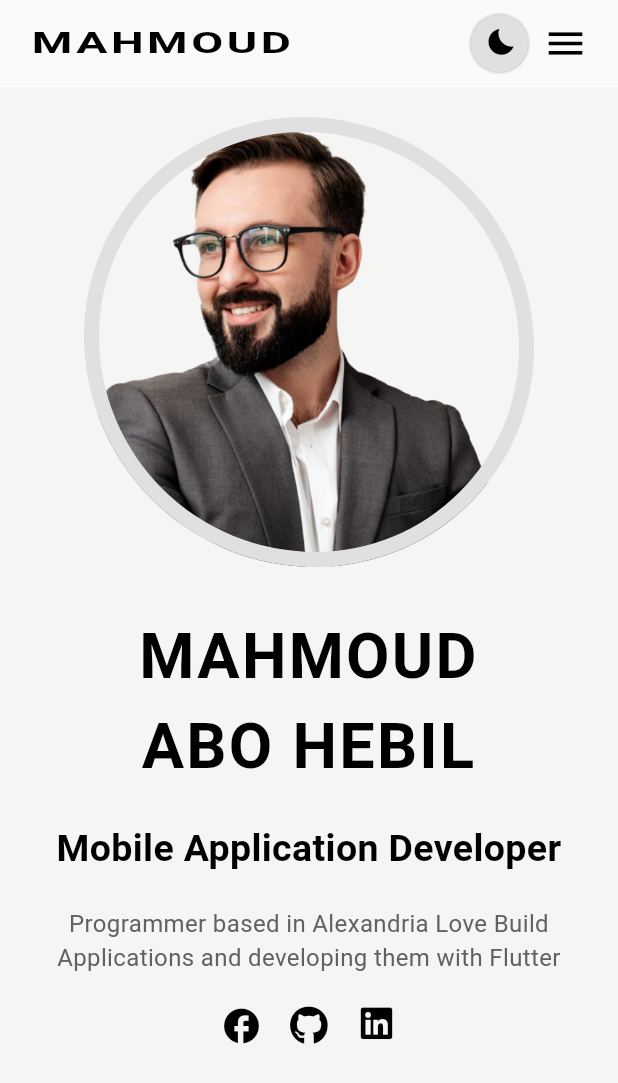
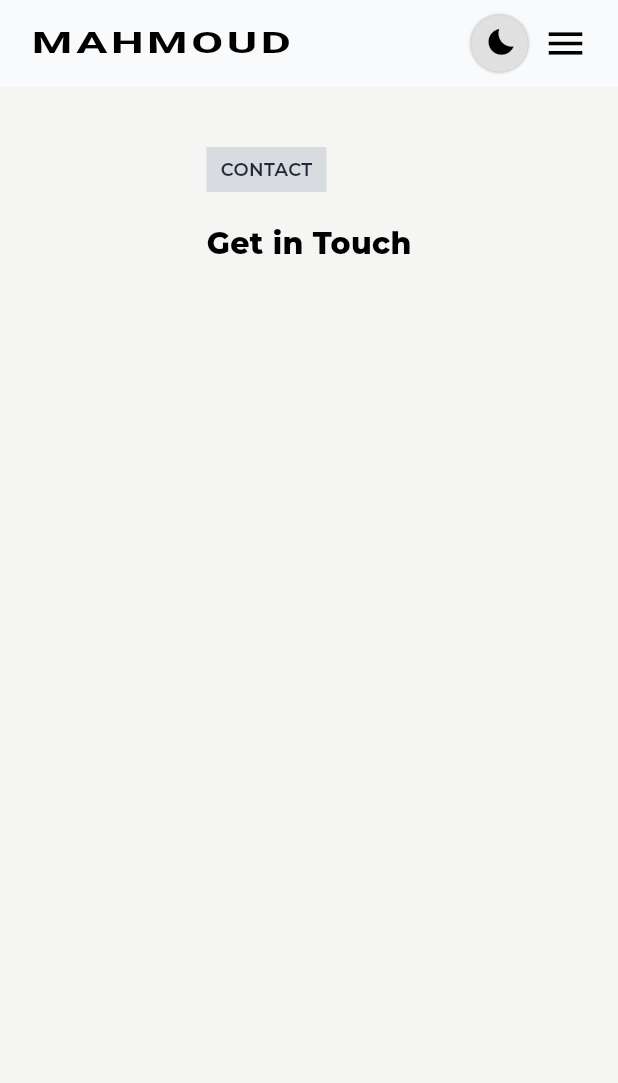
Before and after one commit to MahmoudAboHebil/my_portfolio_web_flutter, a Flutter app: the screen it shows after launch, on a phone screen of 412 x 824 dp. Shown: the top 1083 px of the screen. Run offline on Flutter 3.47's test engine with Material 3 defaults, Android fonts, the phone set to English and light mode, and no system bars; drawn by our look-alikes of animated_text_kit; our stand-ins replace font_awesome_flutter, get_it, google_fonts, percent_indicator; missing offline and left inert: mapbox_gl.

Commit message:
creating new page (contact )

```diff
--- a/lib/components/section_title/section_title.dart
+++ b/lib/components/section_title/section_title.dart
@@ -17,13 +17,14 @@ class SectionTitle extends StatelessWidget {
         Container(
           color: Color(0xffd8dbe0),
           height: 30,
-          width: boxTitle == 'PORTFOLIO' ? 80 : 60,
+          width: boxTitle == 'PORTFOLIO' || boxTitle == 'CONTACT' ? 80 : 60,
           alignment: Alignment.center,
           padding: EdgeInsets.all(0),
           child: Text(
             boxTitle,
             style: GoogleFonts.montserrat(
-              color: Colors.black,
+              color: Color(0xff1f2937),
+              fontWeight: FontWeight.w600,
               fontSize: 12,
             ),
           ),
@@ -34,10 +35,10 @@ class SectionTitle extends StatelessWidget {
         Text(
           title,
           style: GoogleFonts.montserrat(
-              color: Colors.black,
-              fontSize: fontSize,
-              fontWeight: FontWeight.bold,
-              decorationThickness: BorderSide.strokeAlignOutside),
+            color: Colors.black,
+            fontSize: fontSize,
+            fontWeight: FontWeight.w800,
+          ),
         ),
       ],
     );
--- a/lib/main.dart
+++ b/lib/main.dart
@@ -36,7 +36,7 @@ class _MyAppState extends State<MyApp> {
         return HomePage(child!);
       },
       onGenerateRoute: generateRoute,
-      initialRoute: HomeRoute,
+      initialRoute: ContactRoute,
     );
   }
 }
--- a/lib/routing/router.dart
+++ b/lib/routing/router.dart
@@ -2,6 +2,7 @@ import 'package:flutter/cupertino.dart';
 import 'package:flutter/material.dart';
 import 'package:portfolio_2/routing/route_names.dart';
 import 'package:portfolio_2/sections/about_section/about_section.dart';
+import 'package:portfolio_2/sections/contact_section/contact_section.dart';
 import 'package:portfolio_2/sections/details_section/details_section.dart';
 import 'package:portfolio_2/sections/home_section/home_section.dart';
 import 'package:portfolio_2/sections/service_section/service_section.dart';
@@ -27,6 +28,10 @@ Route<dynamic> generateRoute(RouteSettings settings) {
       break;
     case DetailsRoute:
       pageRoute = _FadeRouter(DetailsSection(), settings);
+      break;
+    case ContactRoute:
+      pageRoute = _FadeRouter(ContactSection(), settings);
+      break;
 
     default:
       pageRoute = _FadeRouter(HomeSection(), settings);
--- /dev/null
+++ b/lib/sections/contact_section/contact_section.dart
@@ -0,0 +1,216 @@
+import 'dart:async';
+import 'package:flutter/material.dart';
+import 'package:google_fonts/google_fonts.dart';
+import '../../components/section_title/section_title.dart';
+import 'package:mapbox_gl/mapbox_gl.dart';
+
+class ContactSection extends StatefulWidget {
+  @override
+  State<ContactSection> createState() => _ContactSectionState();
+}
+
+class _ContactSectionState extends State<ContactSection>
+    with SingleTickerProviderStateMixin {
+  late AnimationController _animationController;
+  late Animation<double> animation;
+
+  @override
+  void initState() {
+    super.initState();
+    _animationController = AnimationController(
+      vsync: this,
+      duration: Duration(seconds: 1, milliseconds: 500),
+    );
+    animation =
+        CurvedAnimation(parent: _animationController, curve: Curves.easeInOut);
+    Timer(
+      Duration(milliseconds: 200),
+      () => _animationController.forward(),
+    );
+  }
+
+  @override
+  void dispose() {
+    _animationController.dispose();
+
+    super.dispose();
+  }
+
+  Widget contactContent(Size size) {
+    if (size.width >= 1046) {
+      return Container(
+        alignment: Alignment.center,
+        child: Column(
+          mainAxisAlignment: MainAxisAlignment.start,
+          crossAxisAlignment: CrossAxisAlignment.center,
+          children: [
+            Container(
+              margin: EdgeInsets.symmetric(horizontal: 30, vertical: 20),
+              width: size.width > 1046 ? 900 : 775,
+              child: Column(
+                mainAxisAlignment: MainAxisAlignment.start,
+                crossAxisAlignment: CrossAxisAlignment.start,
+                children: [
+                  SectionTitle('Get in Touch', 'CONTACT', 60, 30),
+                  //       MapboxMap(
+                  //           initialCameraPosition:,
+                  //
+                  // ),
+                ],
+              ),
+            ),
+          ],
+        ),
+      );
+    } else if (size.width < 1046 && size.width >= 650) {
+      return Container(
+        alignment: Alignment.center,
+        child: Column(
+          mainAxisAlignment: MainAxisAlignment.start,
+          crossAxisAlignment: CrossAxisAlignment.center,
+          children: [
+            Container(
+              alignment: Alignment.center,
+              width: 650,
+              padding: EdgeInsets.symmetric(horizontal: 30, vertical: 20),
+              child: Column(
+                mainAxisAlignment: MainAxisAlignment.start,
+                crossAxisAlignment: CrossAxisAlignment.start,
+                children: [
+                  SectionTitle('Get in Touch', 'CONTACT', 60, 28),
+                ],
+              ),
+            ),
+          ],
+        ),
+      );
+    } else {
+      return Container(
+        alignment: Alignment.center,
+        child: Column(
+          crossAxisAlignment: CrossAxisAlignment.start,
+          mainAxisAlignment: MainAxisAlignment.start,
+          children: [
+            Container(
+              padding: EdgeInsets.symmetric(horizontal: 30, vertical: 20),
+              child: Column(
+                crossAxisAlignment: CrossAxisAlignment.start,
+                mainAxisAlignment: MainAxisAlignment.start,
+                children: [
+                  SectionTitle('Get in Touch', 'CONTACT', 60, 20),
+                ],
+              ),
+            ),
+          ],
+        ),
+      );
+    }
+  }
+
+  @override
+  Widget build(BuildContext context) {
+    Size size = MediaQuery.of(context).size;
+
+    return SingleChildScrollView(
+      primary: true,
+      child: SlideTransition(
+        position: Tween<Offset>(
+          begin: Offset(-0.1, 0),
+          end: Offset.zero,
+        ).animate(animation),
+        child: FadeTransition(
+          opacity: animation,
+          child: Container(
+            color: Color(0xfff5f5f4),
+            alignment: Alignment.topLeft,
+            padding: EdgeInsets.only(
+              top: 20,
+            ),
+            child: contactContent(size),
+          ),
+        ),
+      ),
+    );
+  }
+}
+
+class ArrowSkill extends StatelessWidget {
+  String skill;
+  ArrowSkill({
+    required this.skill,
+    super.key,
+  });
+
+  @override
+  Widget build(BuildContext context) {
+    return Row(
+      children: [
+        Icon(
+          Icons.arrow_right,
+          size: 24,
+        ),
+        SizedBox(
+          width: 1,
+        ),
+        Text(
+          skill,
+          style: GoogleFonts.montserrat(
+            color: Color.fromRGBO(75, 85, 99, .9),
+            fontSize: 16,
+          ),
+        )
+      ],
+    );
+  }
+}
+
+class ImageDetails extends StatefulWidget {
+  Size size;
+  int layout;
+
+  ImageDetails(this.size, this.layout);
+
+  @override
+  State<ImageDetails> createState() => _ImageDetailsState();
+}
+
+class _ImageDetailsState extends State<ImageDetails> {
+  bool isHover = false;
+  double getHight(int layout) {
+    if (layout == 1) {
+      return widget.size.width / 3.3;
+    } else if (layout == 2) {
+      return 280;
+    } else {
+      return widget.size.width / 2.5;
+    }
+  }
+
+  double getWidth(int layout) {
+    if (layout == 1) {
+      return widget.size.width / 1.5;
+    } else if (layout == 2) {
+      return 650;
+    } else {
+      return widget.size.width;
+    }
+  }
+
+  @override
+  Widget build(BuildContext context) {
+    return Container(
+      width: getWidth(widget.layout),
+      height: getHight(widget.layout),
+      decoration: BoxDecoration(
+        color: Colors.grey,
+        image: DecorationImage(
+          alignment: Alignment.topCenter,
+          fit: BoxFit.cover,
+          image: AssetImage(
+            'assets/images/port.png',
+          ),
+        ),
+      ),
+    );
+  }
+}
--- a/pubspec.yaml
+++ b/pubspec.yaml
@@ -40,6 +40,7 @@ dependencies:
   animated_text_kit: ^4.2.2
   percent_indicator: ^4.2.3
   get_it: ^7.6.4
+  mapbox_gl: ^0.16.0
 
 dev_dependencies:
   flutter_test:
```
Also changed, not shown: pubspec.lock.
